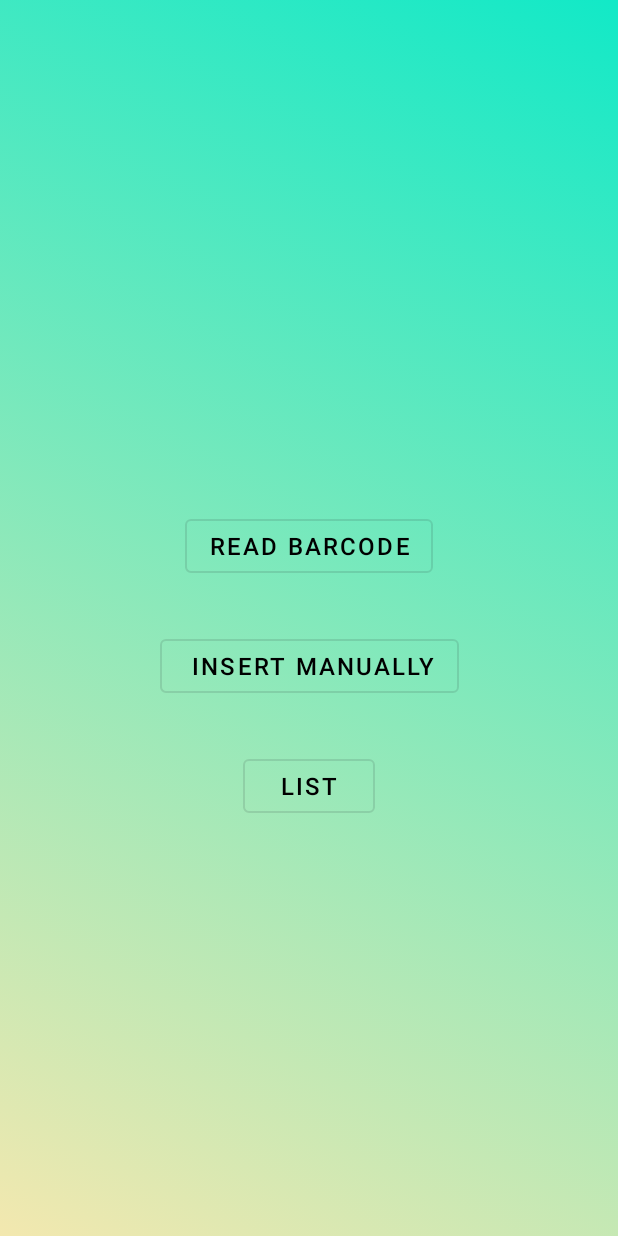
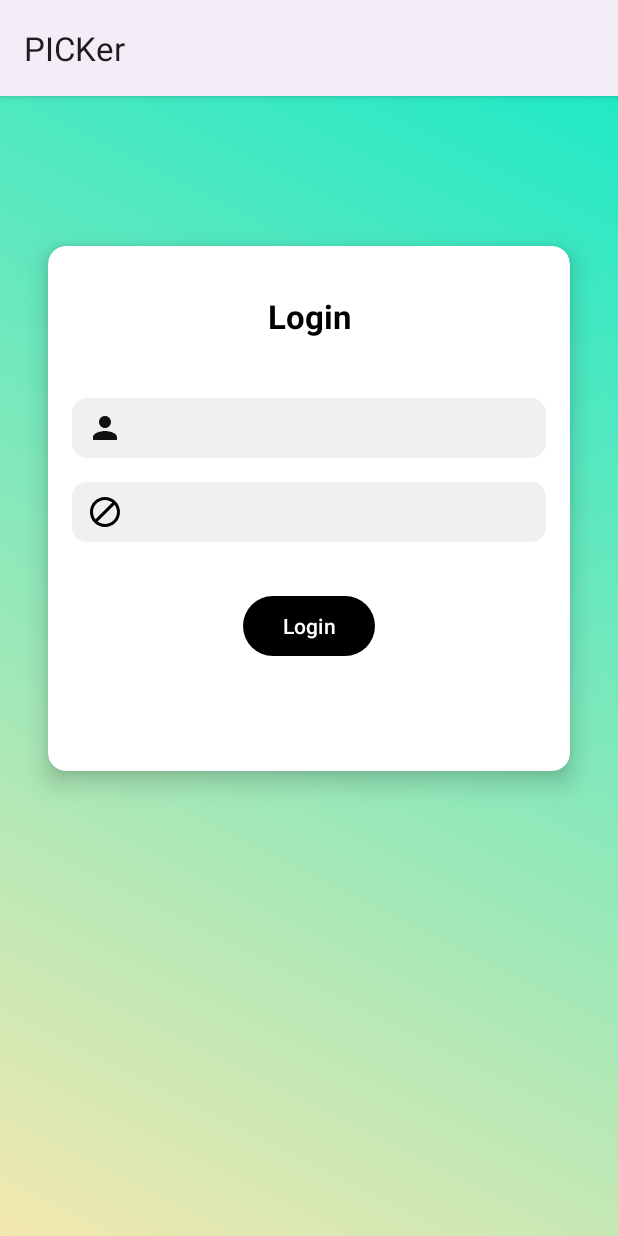
Before and after one commit to PetersonCarneiro/PICKer, an Android app: the screen it shows after launch (InputActivity before the commit, loginActivity after it), on a phone screen of 412 x 824 dp. Run offline under Robolectric (Android 15) with nearby library versions, the phone set to English and light mode, and no system bars.

Commit message:
Feat: Creation loginActivity

```diff
--- a/app/src/main/java/com/br/picker/SplashActivity.java
+++ b/app/src/main/java/com/br/picker/SplashActivity.java
@@ -15,7 +15,7 @@ public class SplashActivity extends AppCompatActivity {
         new Handler().postDelayed(new Runnable() {
             @Override
             public void run() {
-                Intent intent = new Intent(SplashActivity.this, InputActivity.class);
+                Intent intent = new Intent(SplashActivity.this, loginActivity.class);
                 startActivity(intent);
                 finish();
             }
--- /dev/null
+++ b/app/src/main/java/com/br/picker/loginActivity.java
@@ -0,0 +1,60 @@
+package com.br.picker;
+
+import androidx.appcompat.app.AppCompatActivity;
+
+import android.content.Intent;
+import android.os.Bundle;
+import android.view.View;
+import android.widget.EditText;
+import android.widget.Toast;
+
+import com.br.picker.utils.UtilsGUI;
+
+public class loginActivity extends AppCompatActivity {
+
+    private EditText editUserName,editPassword;
+
+    @Override
+    protected void onCreate(Bundle savedInstanceState) {
+        super.onCreate(savedInstanceState);
+        setContentView(R.layout.activity_login);
+
+        editUserName = findViewById(R.id.editUserName);
+        editPassword = findViewById(R.id.editPassword);
+
+    }
+
+    public boolean validationUser(){
+
+        boolean contidion = false;
+        String userName = editUserName.getText().toString();
+        String password = editPassword.getText().toString();
+
+        String nomeRegister  = "Peterson";
+        String passRegister = "1234";
+
+        if(userName == null || userName.trim().isEmpty()){
+            Toast.makeText(this,R.string.nao_pode_ser_vazio,Toast.LENGTH_LONG).show();
+            editUserName.requestFocus();
+            return false;
+        }else if(password == null || password.trim().isEmpty()){
+            Toast.makeText(this,R.string.nao_pode_ser_vazio,Toast.LENGTH_LONG).show();
+            editPassword.requestFocus();
+            return  false;
+        }else if(nomeRegister.equalsIgnoreCase(userName) && passRegister.equalsIgnoreCase(password)){
+            contidion =  true;
+        }else{
+            UtilsGUI.alert(this, R.string.user_not_found);
+        }
+        return contidion;
+    }
+
+    public void input(View view){
+
+        if(validationUser()) {
+            Intent intent = new Intent(this, InputActivity.class);
+            startActivity(intent);
+        }
+    }
+
+}
--- /dev/null
+++ b/app/src/main/res/drawable/edt_backgraund.xml
@@ -0,0 +1,5 @@
+<?xml version="1.0" encoding="utf-8"?>
+<shape xmlns:android="http://schemas.android.com/apk/res/android">
+    <solid android:color="#f0f0f0"></solid>
+    <corners android:radius="10dp"></corners>
+</shape>
--- /dev/null
+++ b/app/src/main/res/drawable/ic_lock.xml
@@ -0,0 +1,5 @@
+<vector android:height="24dp" android:tint="#000000"
+    android:viewportHeight="24" android:viewportWidth="24"
+    android:width="24dp" xmlns:android="http://schemas.android.com/apk/res/android">
+    <path android:fillColor="@android:color/white" android:pathData="M12,2C6.48,2 2,6.48 2,12s4.48,10 10,10 10,-4.48 10,-10S17.52,2 12,2zM4,12c0,-4.42 3.58,-8 8,-8 1.85,0 3.55,0.63 4.9,1.69L5.69,16.9C4.63,15.55 4,13.85 4,12zM12,20c-1.85,0 -3.55,-0.63 -4.9,-1.69L18.31,7.1C19.37,8.45 20,10.15 20,12c0,4.42 -3.58,8 -8,8z"/>
+</vector>
--- /dev/null
+++ b/app/src/main/res/drawable/ic_person.xml
@@ -0,0 +1,5 @@
+<vector android:height="24dp" android:tint="#111111"
+    android:viewportHeight="24" android:viewportWidth="24"
+    android:width="24dp" xmlns:android="http://schemas.android.com/apk/res/android">
+    <path android:fillColor="@android:color/white" android:pathData="M12,12c2.21,0 4,-1.79 4,-4s-1.79,-4 -4,-4 -4,1.79 -4,4 1.79,4 4,4zM12,14c-2.67,0 -8,1.34 -8,4v2h16v-2c0,-2.66 -5.33,-4 -8,-4z"/>
+</vector>
--- /dev/null
+++ b/app/src/main/res/layout/activity_login.xml
@@ -0,0 +1,95 @@
+<?xml version="1.0" encoding="utf-8"?>
+<androidx.constraintlayout.widget.ConstraintLayout xmlns:android="http://schemas.android.com/apk/res/android"
+    xmlns:app="http://schemas.android.com/apk/res-auto"
+    xmlns:tools="http://schemas.android.com/tools"
+    android:layout_width="match_parent"
+    android:layout_height="match_parent"
+    tools:context=".loginActivity">
+
+    <androidx.cardview.widget.CardView
+        android:layout_width="match_parent"
+        android:layout_height="350dp"
+        android:layout_marginStart="32dp"
+        android:layout_marginTop="100dp"
+        android:layout_marginEnd="32dp"
+        app:cardElevation="10dp"
+        app:cardCornerRadius="12dp"
+        app:layout_constraintEnd_toEndOf="parent"
+        app:layout_constraintStart_toStartOf="parent"
+        app:layout_constraintTop_toTopOf="parent" >
+
+        <androidx.constraintlayout.widget.ConstraintLayout
+            android:layout_width="match_parent"
+            android:layout_height="match_parent">
+
+            <EditText
+                android:id="@+id/editPassword"
+                android:layout_width="0dp"
+                android:layout_height="40dp"
+                android:layout_marginStart="16dp"
+                android:layout_marginTop="16dp"
+                android:layout_marginEnd="16dp"
+                android:background="@drawable/edt_backgraund"
+                android:drawableLeft="@drawable/ic_lock"
+                android:drawablePadding="10dp"
+                android:ems="10"
+                android:inputType="text|textPassword"
+                android:paddingLeft="10dp"
+                app:layout_constraintEnd_toEndOf="parent"
+                app:layout_constraintHorizontal_bias="0.0"
+                app:layout_constraintStart_toStartOf="parent"
+                app:layout_constraintTop_toBottomOf="@+id/editUserName" />
+
+            <TextView
+                android:id="@+id/textLogin"
+                android:layout_width="wrap_content"
+                android:layout_height="wrap_content"
+                android:layout_marginTop="32dp"
+                android:text="Login"
+                android:textColor="@color/black"
+                android:textSize="22sp"
+                android:textStyle="bold"
+                app:layout_constraintEnd_toEndOf="parent"
+                app:layout_constraintHorizontal_bias="0.5"
+                app:layout_constraintStart_toStartOf="parent"
+                app:layout_constraintTop_toTopOf="parent" />
+
+            <EditText
+                android:id="@+id/editUserName"
+                android:layout_width="0dp"
+                android:layout_height="40dp"
+                android:layout_marginStart="16dp"
+                android:layout_marginTop="40dp"
+                android:layout_marginEnd="16dp"
+                android:background="@drawable/edt_backgraund"
+                android:drawableLeft="@drawable/ic_person"
+                android:drawablePadding="10dp"
+                android:ems="10"
+                android:inputType="text|textPersonName"
+                android:paddingLeft="10dp"
+                app:layout_constraintEnd_toEndOf="parent"
+                app:layout_constraintStart_toStartOf="parent"
+                app:layout_constraintTop_toBottomOf="@+id/textLogin" />
+
+            <Button
+                android:id="@+id/btnLogin"
+                android:layout_width="wrap_content"
+                android:layout_height="wrap_content"
+                android:layout_marginStart="16dp"
+                android:layout_marginTop="32dp"
+                android:layout_marginEnd="16dp"
+                android:onClick="input"
+                android:text="Login"
+                app:layout_constraintEnd_toEndOf="parent"
+                app:layout_constraintHorizontal_bias="0.5"
+                app:layout_constraintStart_toStartOf="parent"
+                app:layout_constraintTop_toBottomOf="@+id/editPassword" />
+
+
+        </androidx.constraintlayout.widget.ConstraintLayout>
+    </androidx.cardview.widget.CardView>
+
+
+
+
+</androidx.constraintlayout.widget.ConstraintLayout>
--- a/app/src/main/res/values/strings.xml
+++ b/app/src/main/res/values/strings.xml
@@ -62,6 +62,7 @@
     <string name="new_item">New Item</string>
     <string name="edit_item">Edit Item</string>
     <string name="list">List</string>
+    <string name="user_not_found">User not found</string>
 
 
 </resources>
```
Also changed, not shown: 1 other file.
